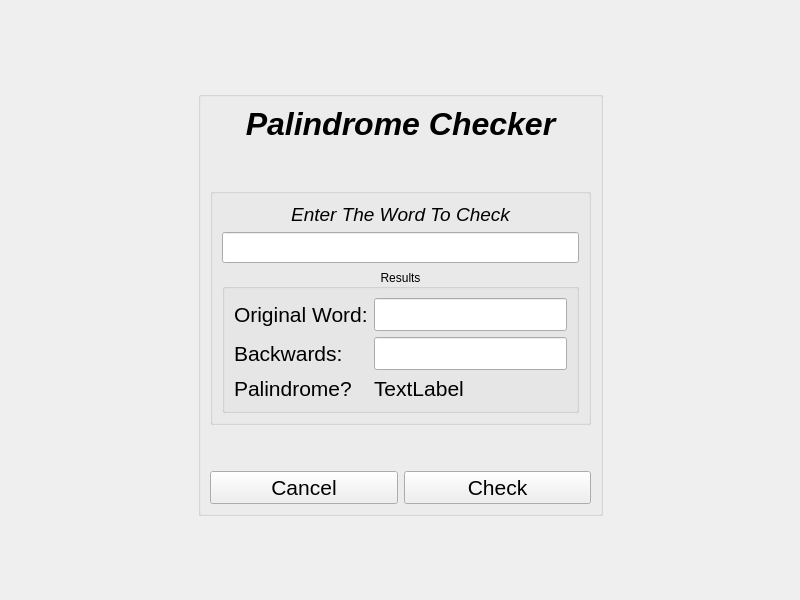
Old version of the form src/main_window.ui in the repository mek0124/PalinDrome.
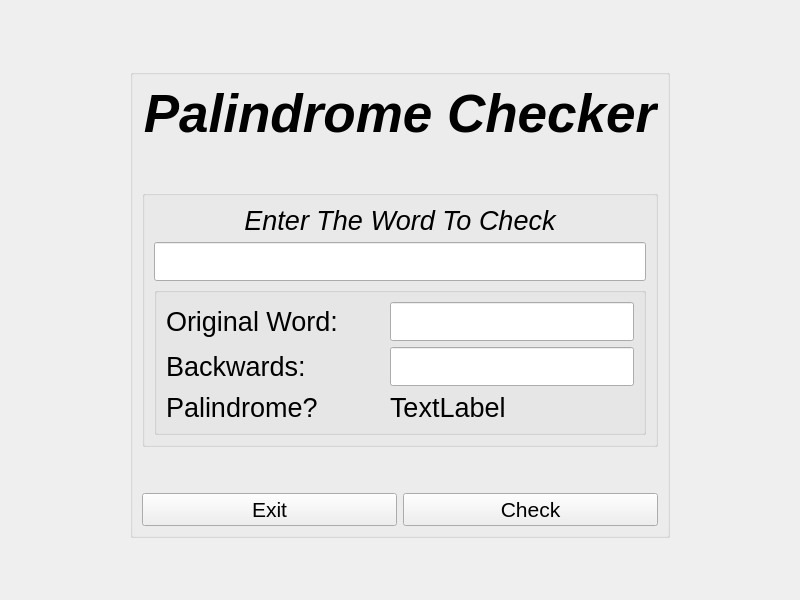
New version of the form.

Commit message: renamed cancel button to exit; increased font size; removed name on group box "Results";

Patch:
```diff
--- a/src/main_window.ui
+++ b/src/main_window.ui
@@ -10,6 +10,11 @@
     <height>600</height>
    </rect>
   </property>
+  <property name="font">
+   <font>
+    <pointsize>20</pointsize>
+   </font>
+  </property>
   <property name="windowTitle">
    <string>MainWindow</string>
   </property>
@@ -57,7 +62,7 @@
         <widget class="QLabel" name="label">
          <property name="font">
           <font>
-           <pointsize>24</pointsize>
+           <pointsize>40</pointsize>
            <italic>true</italic>
            <bold>true</bold>
           </font>
@@ -83,7 +88,7 @@
            <widget class="QLineEdit" name="le_WordToCheck">
             <property name="font">
              <font>
-              <pointsize>14</pointsize>
+              <pointsize>20</pointsize>
              </font>
             </property>
             <property name="alignment">
@@ -95,7 +100,7 @@
            <widget class="QLabel" name="label_2">
             <property name="font">
              <font>
-              <pointsize>14</pointsize>
+              <pointsize>20</pointsize>
               <italic>true</italic>
              </font>
             </property>
@@ -110,59 +115,38 @@
           <item row="2" column="1">
            <widget class="QGroupBox" name="groupBox_3">
             <property name="title">
-             <string>Results</string>
+             <string/>
             </property>
             <property name="alignment">
              <set>Qt::AlignmentFlag::AlignCenter</set>
             </property>
             <layout class="QGridLayout" name="gridLayout_4">
-             <item row="1" column="0">
-              <widget class="QLabel" name="label_4">
-               <property name="font">
-                <font>
-                 <pointsize>16</pointsize>
-                </font>
-               </property>
-               <property name="text">
-                <string>Backwards:</string>
-               </property>
-              </widget>
-             </item>
-             <item row="0" column="0">
-              <widget class="QLabel" name="label_3">
-               <property name="font">
-                <font>
-                 <pointsize>16</pointsize>
-                </font>
-               </property>
-               <property name="text">
-                <string>Original Word:</string>
-               </property>
-              </widget>
-             </item>
-             <item row="1" column="1">
+             <item row="1" column="2">
               <widget class="QLineEdit" name="le_WordBackwards">
                <property name="font">
                 <font>
-                 <pointsize>16</pointsize>
+                 <pointsize>20</pointsize>
                 </font>
                </property>
               </widget>
              </item>
-             <item row="0" column="1">
-              <widget class="QLineEdit" name="le_OriginalWord">
+             <item row="2" column="2">
+              <widget class="QLabel" name="le_ResultLabel">
                <property name="font">
                 <font>
-                 <pointsize>16</pointsize>
+                 <pointsize>20</pointsize>
                 </font>
                </property>
+               <property name="text">
+                <string>TextLabel</string>
+               </property>
               </widget>
              </item>
              <item row="2" column="0">
               <widget class="QLabel" name="label_5">
                <property name="font">
                 <font>
-                 <pointsize>16</pointsize>
+                 <pointsize>20</pointsize>
                 </font>
                </property>
                <property name="text">
@@ -170,18 +154,52 @@
                </property>
               </widget>
              </item>
-             <item row="2" column="1">
-              <widget class="QLabel" name="le_ResultLabel">
+             <item row="0" column="0">
+              <widget class="QLabel" name="label_3">
                <property name="font">
                 <font>
-                 <pointsize>16</pointsize>
+                 <pointsize>20</pointsize>
                 </font>
                </property>
                <property name="text">
-                <string>TextLabel</string>
+                <string>Original Word:</string>
                </property>
               </widget>
              </item>
+             <item row="1" column="0">
+              <widget class="QLabel" name="label_4">
+               <property name="font">
+                <font>
+                 <pointsize>20</pointsize>
+                </font>
+               </property>
+               <property name="text">
+                <string>Backwards:</string>
+               </property>
+              </widget>
+             </item>
+             <item row="0" column="2">
+              <widget class="QLineEdit" name="le_OriginalWord">
+               <property name="font">
+                <font>
+                 <pointsize>20</pointsize>
+                </font>
+               </property>
+              </widget>
+             </item>
+             <item row="0" column="1" rowspan="3">
+              <spacer name="horizontalSpacer_3">
+               <property name="orientation">
+                <enum>Qt::Orientation::Horizontal</enum>
+               </property>
+               <property name="sizeHint" stdset="0">
+                <size>
+                 <width>40</width>
+                 <height>20</height>
+                </size>
+               </property>
+              </spacer>
+             </item>
             </layout>
            </widget>
           </item>
@@ -209,7 +227,7 @@
           </font>
          </property>
          <property name="text">
-          <string>Cancel</string>
+          <string>Exit</string>
          </property>
         </widget>
        </item>
```
